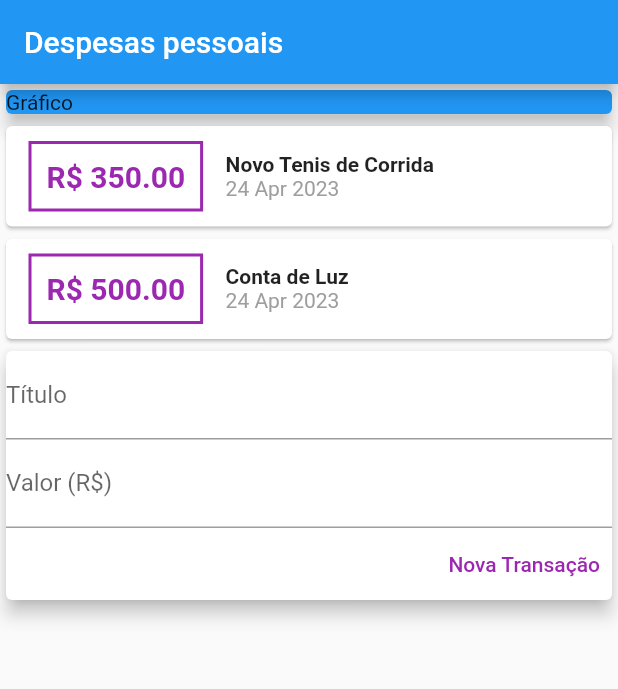
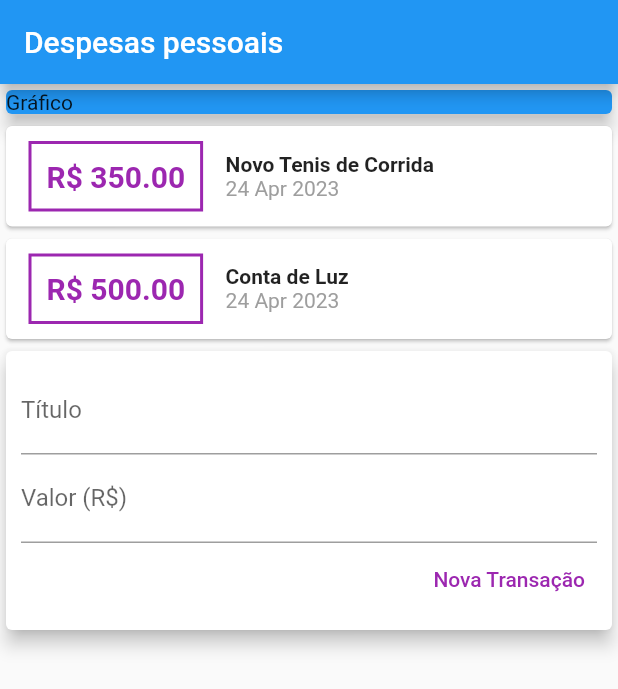
Before and after one commit to LucasMLara/ExpensesAppFlutter, a Flutter app: the screen it shows after launch, after a tap on "Nova Transação", on a phone screen of 412 x 824 dp. Shown: the top 689 px of the screen. Run offline on Flutter 3.47's test engine with Material 2 defaults, Android fonts, the phone set to English and light mode, and no system bars.

Commit message:
transactionForm widget separado

```diff
--- /dev/null
+++ b/lib/components/transaction_form.dart
@@ -0,0 +1,42 @@
+import 'package:flutter/material.dart';
+
+class TransactionForm extends StatelessWidget {
+  TransactionForm({super.key});
+
+  final titleController = TextEditingController();
+  final valueController = TextEditingController();
+
+  @override
+  Widget build(BuildContext context) {
+    return Card(
+      elevation: 5,
+      child: Padding(
+        padding: const EdgeInsets.all(10),
+        child: Column(children: <Widget>[
+          TextField(
+            controller: titleController,
+            decoration: const InputDecoration(labelText: 'Título'),
+          ),
+          TextField(
+            controller: valueController,
+            decoration: const InputDecoration(labelText: 'Valor (R\$)'),
+          ),
+          Row(
+            mainAxisAlignment: MainAxisAlignment.end,
+            children: [
+              TextButton(
+                  onPressed: () {
+                    print(titleController.text);
+                    print(valueController.text);
+                  },
+                  style:
+                      // https://www.flutterbeads.com/text-button-color-in-flutter/
+                      TextButton.styleFrom(foregroundColor: Colors.purple),
+                  child: const Text('Nova Transação')),
+            ],
+          )
+        ]),
+      ),
+    );
+  }
+}
--- a/lib/main.dart
+++ b/lib/main.dart
@@ -1,3 +1,4 @@
+import 'package:expenses/components/transaction_form.dart';
 import 'package:expenses/components/transaction_list.dart';
 import 'package:expenses/models/transaction.dart';
 import 'package:flutter/material.dart';
@@ -47,28 +48,7 @@ class MyHomePage extends StatelessWidget {
             ),
           ),
           TrasactionList(_transactions),
-          Card(
-            elevation: 5,
-            child: Column(children: <Widget>[
-              const TextField(
-                decoration: InputDecoration(labelText: 'Título'),
-              ),
-              const TextField(
-                decoration: InputDecoration(labelText: 'Valor (R\$)'),
-              ),
-              Row(
-                mainAxisAlignment: MainAxisAlignment.end,
-                children: [
-                  TextButton(
-                      onPressed: () {},
-                      style:
-                          // https://www.flutterbeads.com/text-button-color-in-flutter/
-                          TextButton.styleFrom(foregroundColor: Colors.purple),
-                      child: const Text('Nova Transação')),
-                ],
-              )
-            ]),
-          )
+          TransactionForm()
         ],
       ),
     );
```
